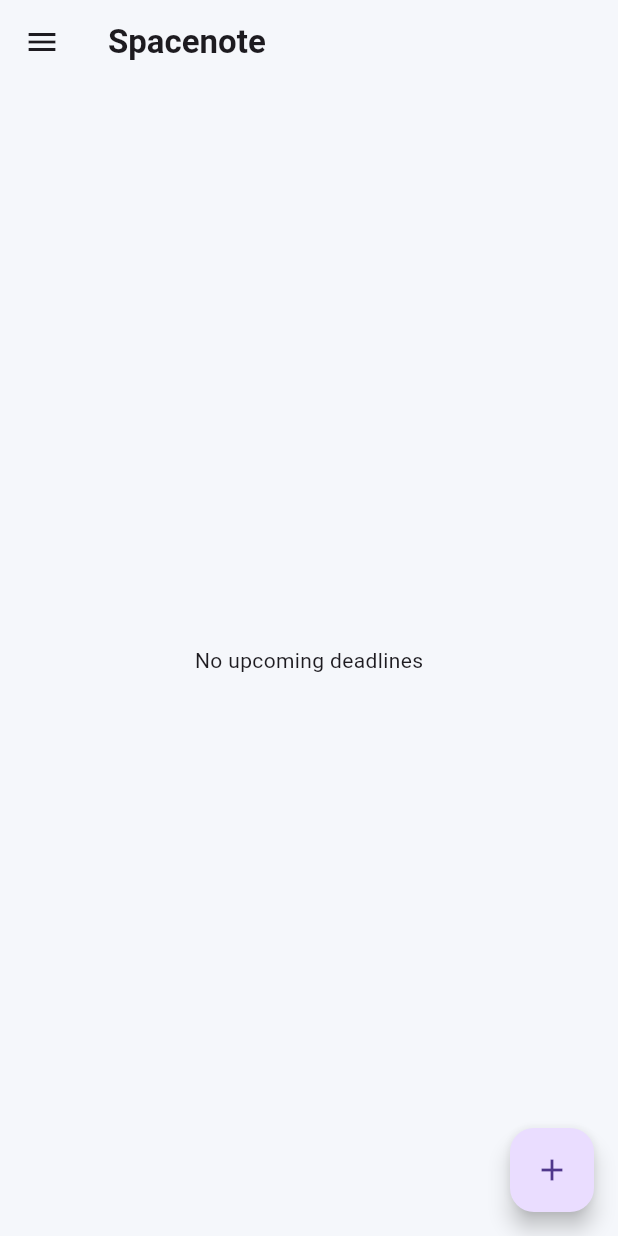
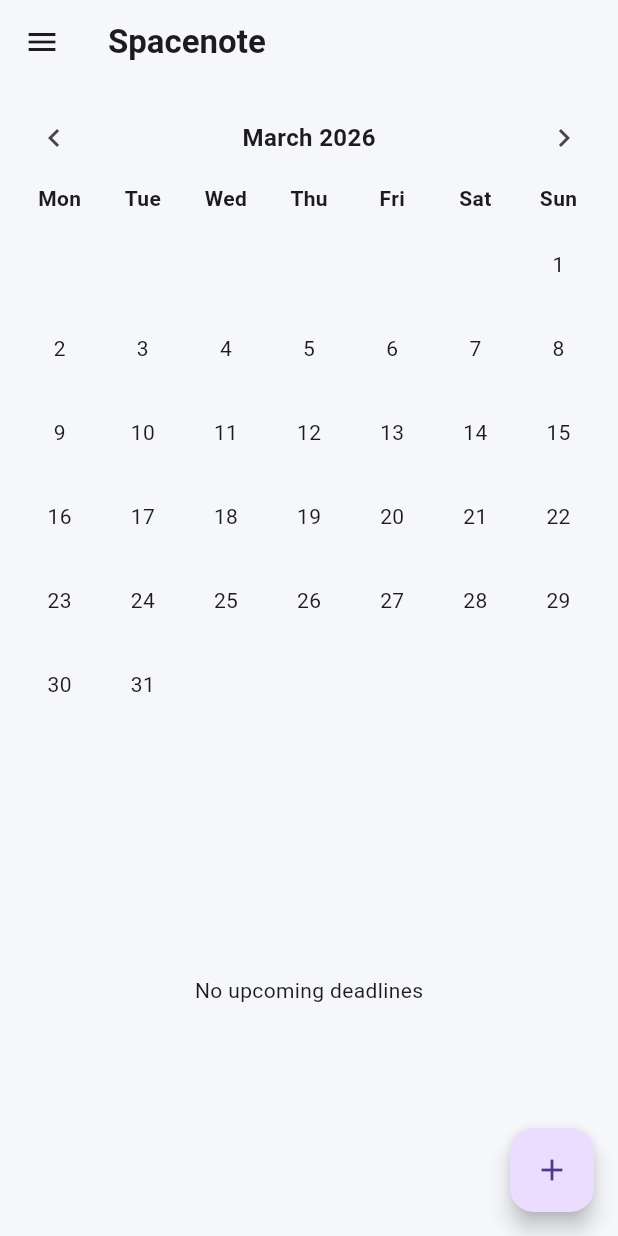
Before and after one commit to Alessiujr/spacenote, a Flutter app: the screen it shows after launch, on a phone screen of 412 x 824 dp. Run offline on Flutter 3.47's test engine with Material 3 defaults, Android fonts, the phone set to English and light mode, and no system bars; our stand-ins replace flutter_riverpod, shared_preferences.

Commit message:
Add calendar in spacenote home

```diff
--- a/lib/screens/home_page.dart
+++ b/lib/screens/home_page.dart
@@ -17,6 +17,9 @@ class _HomePageState extends State<HomePage> {
 
   ];
 
+  late int _displayMonth;
+  late int _displayYear;
+
   String selectedSection = "Home";
 
   final List<String> availableIcons = [
@@ -34,6 +37,9 @@ class _HomePageState extends State<HomePage> {
   void initState() {
     super.initState();
     _loadSections();
+    final now = DateTime.now();
+    _displayMonth = now.month;
+    _displayYear = now.year;
   }
 
   /// Load storage
@@ -325,11 +331,11 @@ class _HomePageState extends State<HomePage> {
 
     upcoming.sort((a, b) => (a['nextDate'] as DateTime).compareTo(b['nextDate'] as DateTime));
 
-    if (upcoming.isEmpty) {
-      return const Center(child: Text("No upcoming deadlines"));
-    }
+    Widget calendar = _buildCalendar(upcoming);
 
-    return ListView.builder(
+    Widget list = upcoming.isEmpty
+        ? const Center(child: Text("No upcoming deadlines"))
+        : ListView.builder(
             padding: const EdgeInsets.all(16),
             itemCount: upcoming.length,
             itemBuilder: (context, index) {
@@ -381,6 +387,114 @@ class _HomePageState extends State<HomePage> {
               );
             },
           );
+
+    return Column(
+      children: [
+        calendar,
+        Expanded(child: list),
+      ],
+    );
+  }
+
+  Widget _buildCalendar(List<Map<String, dynamic>> upcoming) {
+    // build a set of dates that have events (year-month-day string)
+    final Set<String> daysWithEvents = {};
+    for (final it in upcoming) {
+      final DateTime d = it['nextDate'];
+      daysWithEvents.add('${d.year}-${d.month}-${d.day}');
+    }
+
+    int year = _displayYear;
+    int month = _displayMonth;
+
+    int daysInMonth(int y, int m) {
+      final next = m == 12 ? DateTime(y + 1, 1, 1) : DateTime(y, m + 1, 1);
+      return next.subtract(const Duration(days: 1)).day;
+    }
+
+    final firstWeekday = DateTime(year, month, 1).weekday; // 1..7
+    final totalDays = daysInMonth(year, month);
+
+    // weekday headers
+    const weekdays = ['Mon', 'Tue', 'Wed', 'Thu', 'Fri', 'Sat', 'Sun'];
+
+    int day = 1;
+    // rows
+    List<TableRow> rows = [];
+    List<Widget> currentRow = [];
+
+    // fill initial empty slots (firstWeekday: Monday=1)
+    int leadingEmpty = firstWeekday - 1;
+    for (int i = 0; i < leadingEmpty; i++) {
+      currentRow.add(Container());
+    }
+
+    while (day <= totalDays) {
+      final key = '$year-$month-$day';
+      final has = daysWithEvents.contains(key);
+      final cell = GestureDetector(
+        onTap: has
+            ? () {
+                // TODO: navigate to event(s) on this date
+              }
+            : null,
+        child: Container(
+          margin: const EdgeInsets.all(4),
+          height: 48,
+          decoration: has
+              ? BoxDecoration(color: Colors.deepPurple.withOpacity(0.12), borderRadius: BorderRadius.circular(8))
+              : null,
+          child: Center(
+            child: has
+                ? Column(mainAxisSize: MainAxisSize.min, children: [Text('$day', style: const TextStyle(fontWeight: FontWeight.bold)), const SizedBox(height: 2), const Icon(Icons.circle, size: 8, color: Colors.deepPurple)])
+                : Text('$day'),
+          ),
+        ),
+      );
+
+      currentRow.add(cell);
+
+      if (currentRow.length == 7) {
+        rows.add(TableRow(children: currentRow));
+        currentRow = [];
+      }
+
+      day++;
+    }
+
+    // fill trailing empty
+    if (currentRow.isNotEmpty) {
+      while (currentRow.length < 7) {
+        currentRow.add(Container());
+      }
+      rows.add(TableRow(children: currentRow));
+    }
+
+    return Container(
+      padding: const EdgeInsets.all(12),
+      child: Column(
+        children: [
+          Row(
+            mainAxisAlignment: MainAxisAlignment.spaceBetween,
+            children: [
+              IconButton(onPressed: () { setState(() { if (_displayMonth==1) { _displayMonth=12; _displayYear--; } else _displayMonth--; }); }, icon: const Icon(Icons.chevron_left)),
+              Text('${monthName(month)} $year', style: const TextStyle(fontSize: 16, fontWeight: FontWeight.bold)),
+              IconButton(onPressed: () { setState(() { if (_displayMonth==12) { _displayMonth=1; _displayYear++; } else _displayMonth++; }); }, icon: const Icon(Icons.chevron_right)),
+            ],
+          ),
+          const SizedBox(height: 6),
+          // weekday header
+          Row(children: weekdays.map((d) => Expanded(child: Center(child: Text(d, style: const TextStyle(fontWeight: FontWeight.bold))))).toList()),
+          const SizedBox(height: 6),
+          Table(children: rows),
+        ],
+      ),
+    );
+  }
+
+  String monthName(int m) {
+    const names = ['January','February','March','April','May','June','July','August','September','October','November','December'];
+    return names[m-1];
   }
 
   @override
```
Lines whose indentation alone changed are shown as unchanged.
